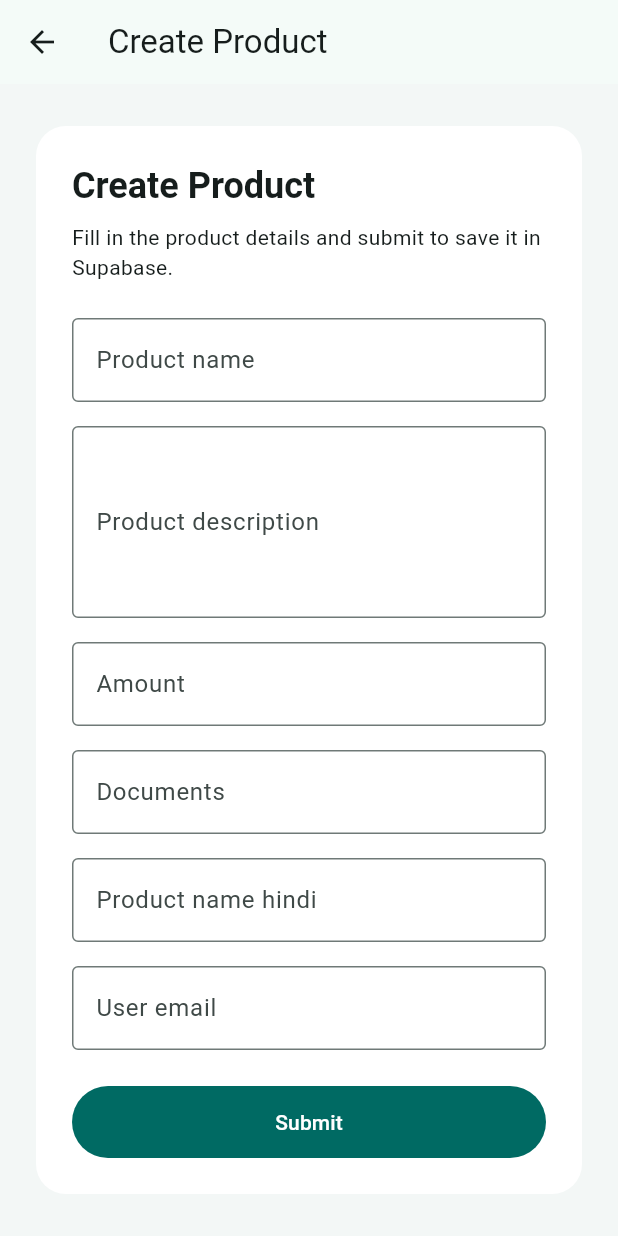
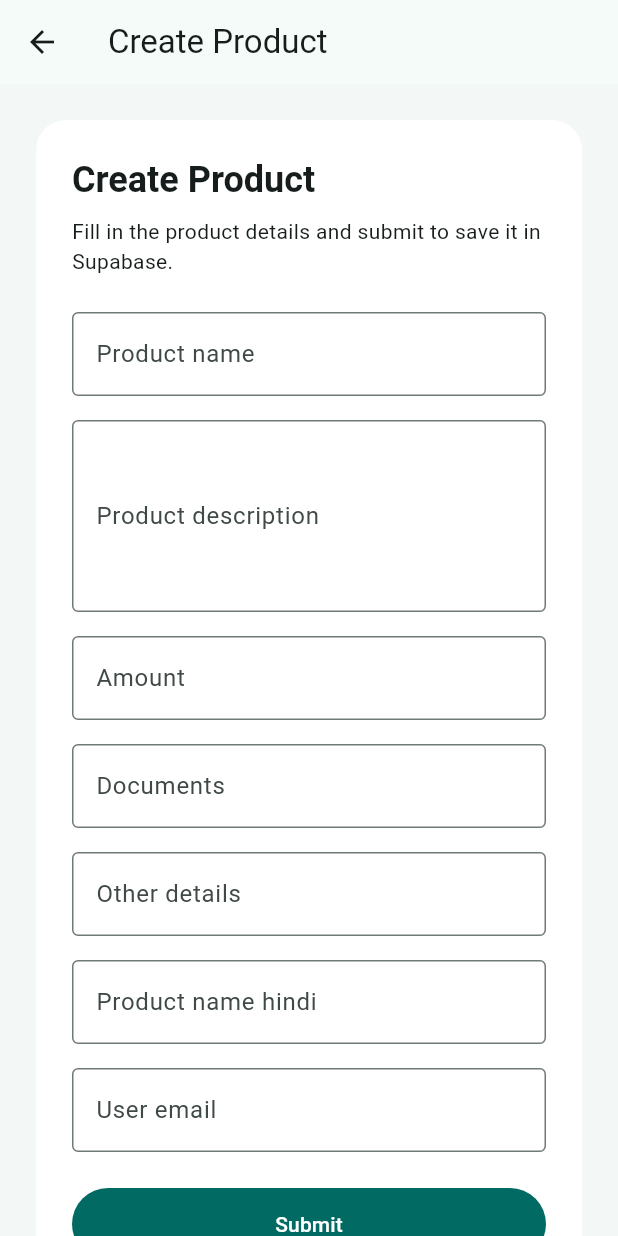
Before and after one commit to amankkgupta/doorsyadmin, a Flutter app: the CreateProductScreen screen opened by its route, on a phone screen of 412 x 824 dp. Run offline on Flutter 3.47's test engine with Material 3 defaults, Android fonts, the phone set to English and light mode, and no system bars; our stand-ins replace file_picker, supabase_flutter; missing offline and left inert: dart:html; accounts and stored records are empty.

Commit message:
fixed the create product

```diff
--- a/lib/product/views/create_product_screen.dart
+++ b/lib/product/views/create_product_screen.dart
@@ -14,6 +14,7 @@ class _CreateProductScreenState extends State<CreateProductScreen> {
   final _productDescriptionController = TextEditingController();
   final _amountController = TextEditingController();
   final _documentsController = TextEditingController();
+  final _otherDetailsController = TextEditingController();
   final _productNameHindiController = TextEditingController();
   final _userEmailController = TextEditingController();
 
@@ -27,6 +28,7 @@ class _CreateProductScreenState extends State<CreateProductScreen> {
     _productDescriptionController.dispose();
     _amountController.dispose();
     _documentsController.dispose();
+    _otherDetailsController.dispose();
     _productNameHindiController.dispose();
     _userEmailController.dispose();
     super.dispose();
@@ -69,12 +71,18 @@ class _CreateProductScreenState extends State<CreateProductScreen> {
           .map((value) => value.trim())
           .where((value) => value.isNotEmpty)
           .toList();
+      final otherDetails = _otherDetailsController.text
+          .split(',')
+          .map((value) => value.trim())
+          .where((value) => value.isNotEmpty)
+          .toList();
 
       final payload = <String, dynamic>{
         'product_name': _productNameController.text.trim(),
         'product_description': _productDescriptionController.text.trim(),
         'amount': double.parse(_amountController.text.trim()),
         'documents': documents,
+        'criteria': otherDetails,
         'product_name_hindi': _productNameHindiController.text.trim(),
       };
 
@@ -93,6 +101,7 @@ class _CreateProductScreenState extends State<CreateProductScreen> {
       _productDescriptionController.clear();
       _amountController.clear();
       _documentsController.clear();
+      _otherDetailsController.clear();
       _productNameHindiController.clear();
       _userEmailController.clear();
     } on PostgrestException catch (error) {
@@ -203,6 +212,20 @@ class _CreateProductScreenState extends State<CreateProductScreen> {
                     ),
                     const SizedBox(height: 16),
                     TextFormField(
+                      controller: _otherDetailsController,
+                      decoration: const InputDecoration(
+                        labelText: 'Other details',
+                        hintText: 'detail1, detail2, detail3',
+                      ),
+                      validator: (value) {
+                        if (value == null || value.trim().isEmpty) {
+                          return 'Enter at least one other detail';
+                        }
+                        return null;
+                      },
+                    ),
+                    const SizedBox(height: 16),
+                    TextFormField(
                       controller: _productNameHindiController,
                       decoration: const InputDecoration(
                         labelText: 'Product name hindi',
```
